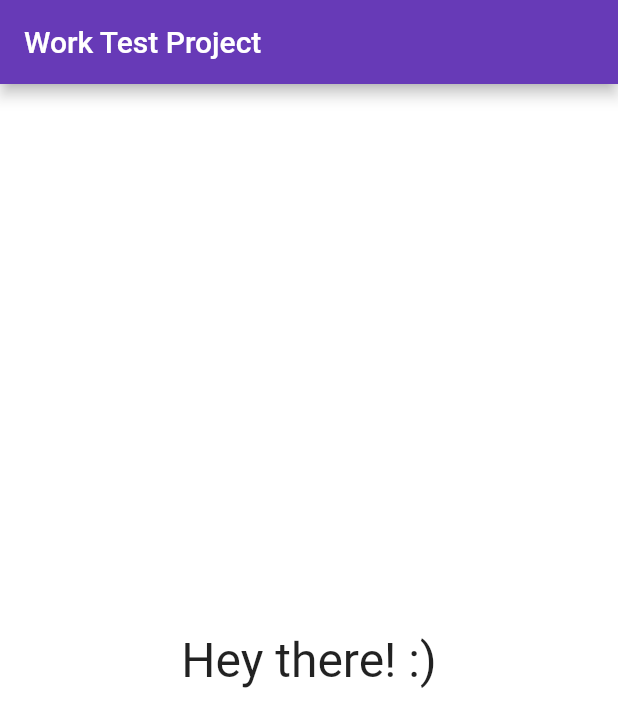
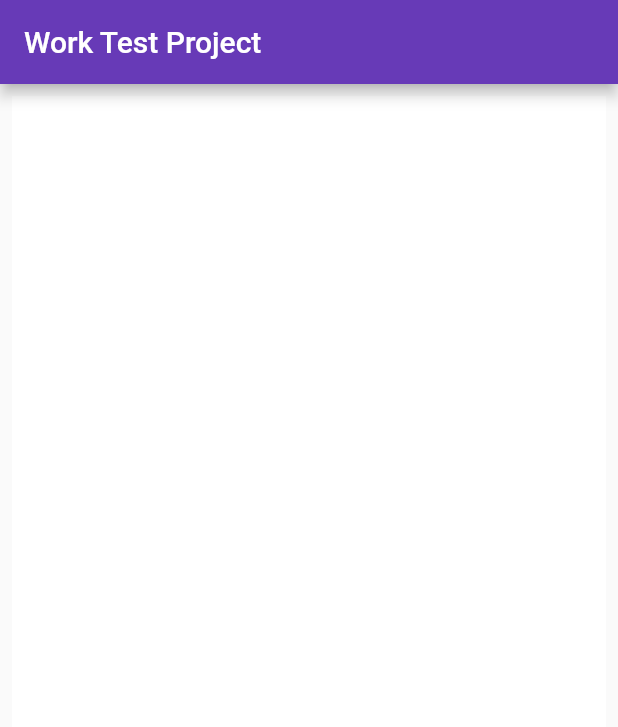
Before and after one commit to TweekerGit/workTestProject, a Flutter app: the screen it shows after launch, on a phone screen of 412 x 824 dp. Shown: the top 727 px of the screen. Run offline on Flutter 3.47's test engine with Material 2 defaults, Android fonts, the phone set to English and light mode, and no system bars.

Commit message:
Clicking Fix

```diff
--- a/lib/pages/home_page.dart
+++ b/lib/pages/home_page.dart
@@ -25,17 +25,18 @@ class _HomePageState extends State<HomePage> {
         appBar: AppBar(
           title: Text(widget.title),
         ),
-        body: Center(
+        body: TextButton(
+            onPressed: _changeColor,
+            style: ButtonStyle(
+              foregroundColor: MaterialStateProperty.all(Colors.white),
+              alignment: Alignment.center,
+            ),
             child: AnimatedContainer(
-                alignment: Alignment.center,
-                color: _backgroundColor,
-                duration: const Duration(seconds: 1),
-                child: InkWell(
-                  onTap: _changeColor,
-                  child: const Text(
-                    'Hey there! :)',
-                    style: TextStyle(fontSize: 32),
-                  ),
-                ))));
+              alignment: Alignment.center,
+              color: _backgroundColor,
+              duration: const Duration(seconds: 1),
+              child:
+                  const Text('Hey There! :)', style: TextStyle(fontSize: 32)),
+            )));
   }
 }
```
